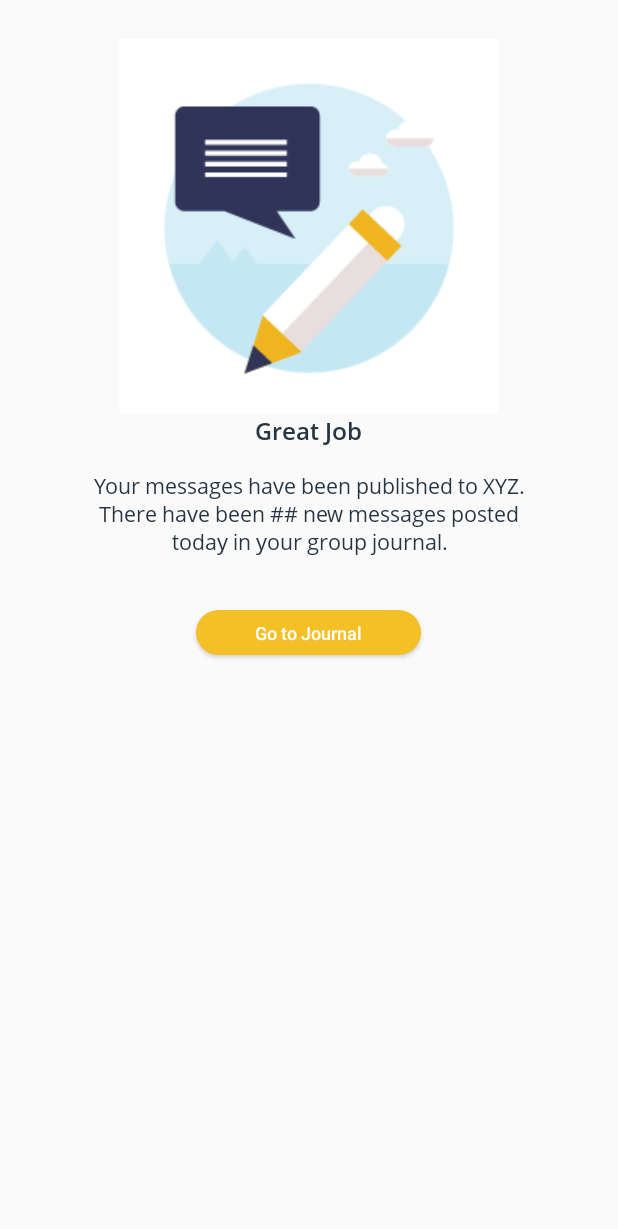
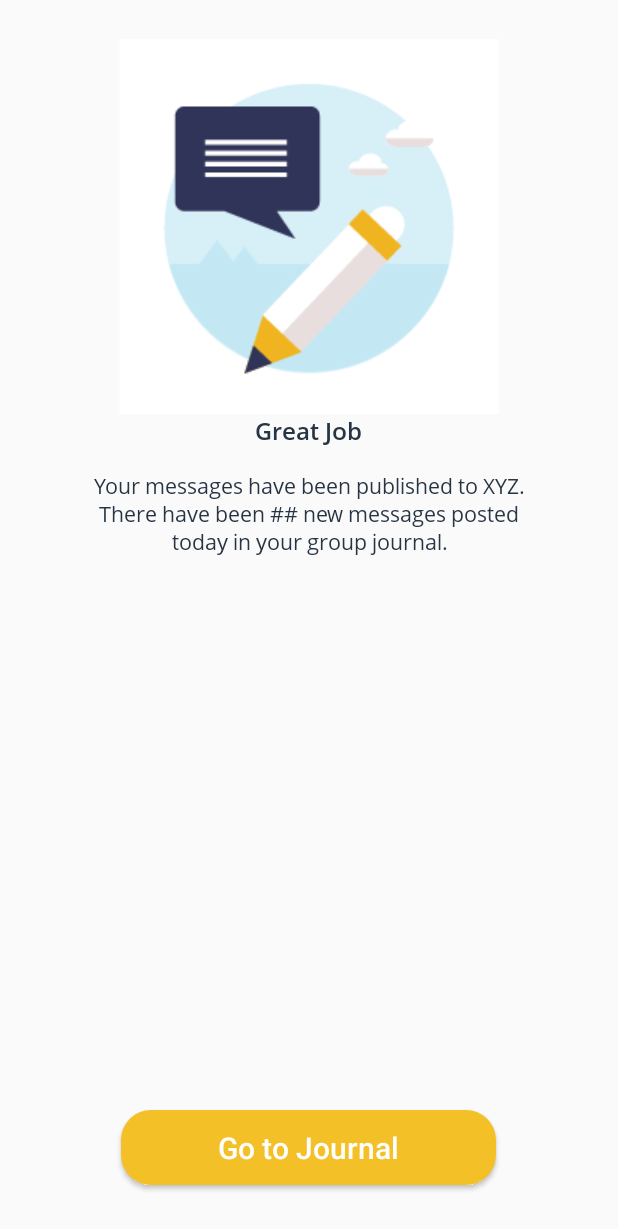
Before and after one commit to JoiaApp/joia_android, an Android app: the layout write__publish_success.xml on its own in the app's theme, with its tools: preview values and no code run, on a phone screen of 412 x 824 dp. Shown: the top 1229 px of the screen. Run offline under Robolectric (Android 15) with nearby library versions, the light colour scheme and no system bars; network calls fail.

Commit message:
Updated button styling on Review and Publish Success views. Stopped adding the prompt to the message body.

```diff
--- a/app/src/main/java/com/joiaapp/joia/read/MessageJournalArrayAdapter.java
+++ b/app/src/main/java/com/joiaapp/joia/read/MessageJournalArrayAdapter.java
@@ -90,7 +90,7 @@ public class MessageJournalArrayAdapter extends ArrayAdapter<Message> {
         Message m = messages.get(position);
         if (rowType == TYPE_ITEM) {
             viewHolder.tvMessageAuthor.setText(String.valueOf(m.getUser().getName()));
-            viewHolder.tvMessageText.setText(m.getText());
+            viewHolder.tvMessageText.setText(m.getTextWithPrompt());
             if (m.getMentions().isEmpty()) {
                 viewHolder.tvMessageMentions.setVisibility(View.GONE);
             } else {
--- a/app/src/main/java/com/joiaapp/joia/write/MessageReviewArrayAdapter.java
+++ b/app/src/main/java/com/joiaapp/joia/write/MessageReviewArrayAdapter.java
@@ -47,7 +47,7 @@ public class MessageReviewArrayAdapter extends ArrayAdapter<Message> {
 
         Message m = getItem(position);
         viewHolder.tvMessageNumber.setText(String.valueOf(position+1));
-        viewHolder.tvMessageText.setText(m.getText());
+        viewHolder.tvMessageText.setText(m.getTextWithPrompt());
         if (m.getMentions().isEmpty()) {
             viewHolder.llMessageMentions.setVisibility(View.GONE);
         } else {
--- a/app/src/main/java/com/joiaapp/joia/write/WriteFragment.java
+++ b/app/src/main/java/com/joiaapp/joia/write/WriteFragment.java
@@ -210,7 +210,7 @@ public class WriteFragment extends Fragment implements View.OnClickListener, Mai
     private void populateWriteView(Message message) {
         int promptIdx = promptArrayAdapter.getPosition(message.getPromptObj());
         spPrompt.setSelection(promptIdx);
-        etMessageText.setText(message.getUserText());
+        etMessageText.setText(message.getText());
     }
 
     private void updateMessageIndexLabel() {
--- a/app/src/main/res/layout/write__publish_success.xml
+++ b/app/src/main/res/layout/write__publish_success.xml
@@ -7,28 +7,25 @@
 
     <com.joiaapp.joia.CustomFontTextView
         android:id="@+id/tvPublishSuccessTitle"
+        style="@style/Title2"
         android:layout_width="wrap_content"
         android:layout_height="wrap_content"
         android:layout_below="@+id/ivPublishSuccess"
         android:layout_centerHorizontal="true"
-        android:text="Great Job"
-        style="@style/Title2"/>
+        android:text="Great Job"/>
 
     <Button
         android:id="@+id/btnGoToJournal"
-        android:layout_width="150dp"
-        android:layout_height="30dp"
-        android:layout_below="@+id/tvPublishSuccessMessage"
+        style="@style/OrangeButton"
+        android:layout_alignParentBottom="true"
         android:layout_centerHorizontal="true"
-        android:layout_marginTop="36dp"
-        android:background="@drawable/button_background"
-        android:text="Go to Journal"
-        android:textAllCaps="false"
-        android:textColor="@color/white"
-        android:textSize="12sp"/>
+        android:layout_marginBottom="34dp"
+        android:layout_marginTop="20dp"
+        android:text="Go to Journal"/>
 
     <com.joiaapp.joia.CustomFontTextView
         android:id="@+id/tvPublishSuccessMessage"
+        style="@style/Paragraph"
         android:layout_width="wrap_content"
         android:layout_height="wrap_content"
         android:layout_alignEnd="@+id/ivPublishSuccess"
@@ -36,8 +33,7 @@
         android:layout_below="@+id/tvPublishSuccessTitle"
         android:layout_marginTop="15dp"
         android:text="Your messages have been published to XYZ. There have been ## new messages posted today in your group journal."
-        android:textAlignment="center"
-        style="@style/Paragraph"/>
+        android:textAlignment="center"/>
 
     <ImageView
         android:id="@+id/ivPublishSuccess"
```
Also changed, not shown: app/src/main/java/com/joiaapp/joia/dto/Message.java (+6 -8 lines), app/src/main/res/layout/write__review.xml (+5 -9 lines).
